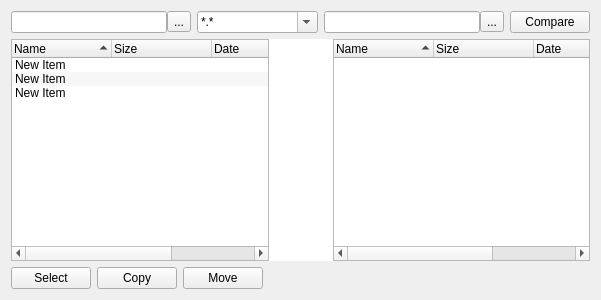
First picture: the form in Widget.ui, repository rudygogi/md5sync, before the edit.
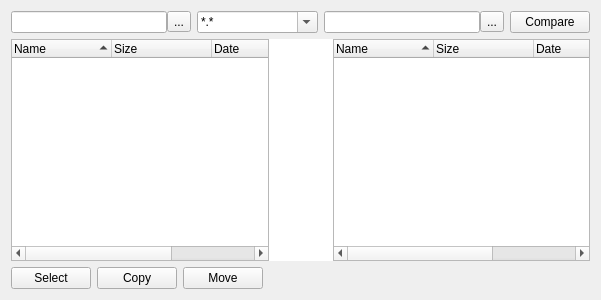
Second picture: the form after the edit.

```diff
--- a/Widget.ui
+++ b/Widget.ui
@@ -131,21 +131,6 @@
          <string>MD5</string>
         </property>
        </column>
-       <item>
-        <property name="text">
-         <string>New Item</string>
-        </property>
-       </item>
-       <item>
-        <property name="text">
-         <string>New Item</string>
-        </property>
-       </item>
-       <item>
-        <property name="text">
-         <string>New Item</string>
-        </property>
-       </item>
       </widget>
      </item>
      <item>
```
